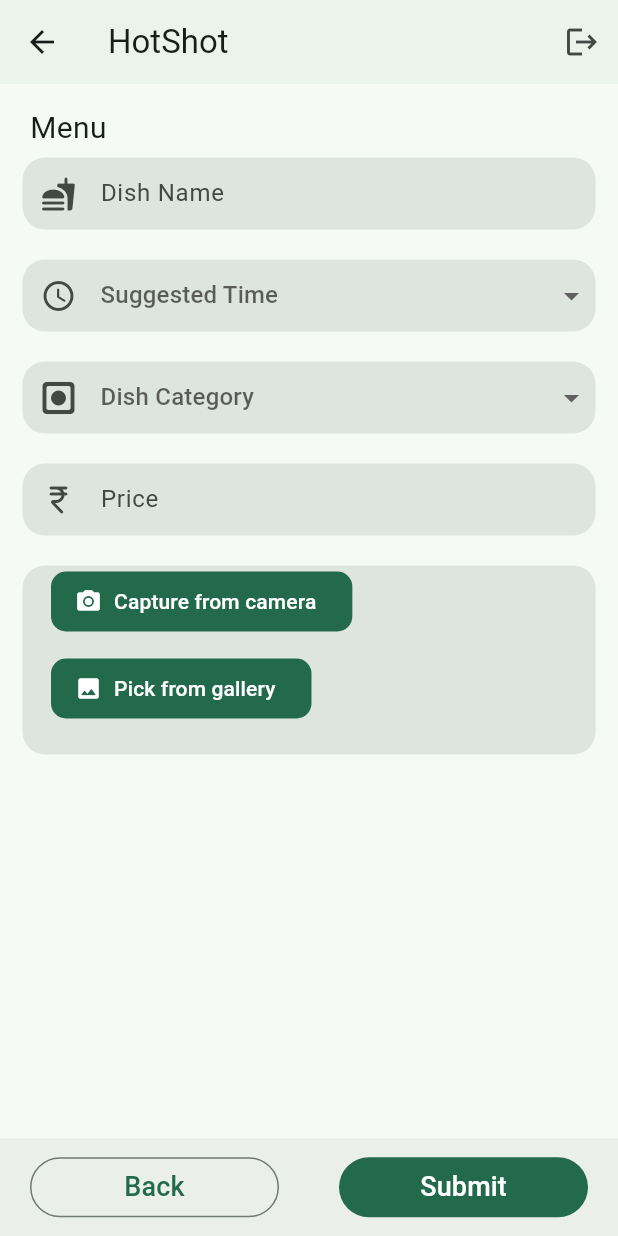
After one commit to ptayal76/hotshot, a Flutter app: the RestaurantFinalForm screen opened directly, on a phone screen of 412 x 824 dp. The commit adds this screen. Run offline on Flutter 3.47's test engine with Material 2 defaults, Android fonts, the phone set to English and light mode, and no system bars; our stand-ins replace anim_search_bar, badges, blurrycontainer, carousel_slider, countup, expandable and 11 more; missing offline and left inert: firebase_auth_oauth, mongo_dart, qr_code_scanner, razorpay_flutter; accounts and stored records are empty; network calls fail.

Commit message:
connected shopkeeper side to backend

```diff
--- a/App/lib/main.dart
+++ b/App/lib/main.dart
@@ -11,6 +11,8 @@ import 'package:hotshot/screens/shopkeeper_main_page.dart';
 import 'package:hotshot/screens/shopkeeper_verification_form.dart';
 import 'package:hotshot/screens/stat_shopkeeper_main_page.dart';
 import 'package:hotshot/screens/statshopkeeperhome.dart';
+import 'package:hotshot/screens/restaurant_final_form.dart';
+import 'package:hotshot/screens/shopkeeper_verification_form.dart';
 import 'package:hotshot/services/auth_service.dart';
 import 'package:hotshot/theme_provider.dart';
 import 'package:hotshot/wrapper.dart';
--- a/App/lib/model/shop_verification_info.dart
+++ b/App/lib/model/shop_verification_info.dart
@@ -6,6 +6,8 @@ class ShopVerificationInfo{
   String location;
   String locationCategory;
   String phoneNumber;
+  String keyId;
+  String secretKey;
 
   ShopVerificationInfo({
     required this.closeTime,
@@ -15,5 +17,7 @@ class ShopVerificationInfo{
     required this.location,
     required this.locationCategory,
     required this.phoneNumber,
+    required this.keyId,
+    required this.secretKey
   });
 }
--- a/App/lib/screens/authentication/shopkeeper/shopkeeper_sign_in.dart
+++ b/App/lib/screens/authentication/shopkeeper/shopkeeper_sign_in.dart
@@ -61,7 +61,7 @@ class _ShopkeeperSignInState extends State<ShopkeeperSignIn> {
                                 const Text(
                                   'Welcome to Hotshot! Your one stop solution to everything',
                                   textAlign: TextAlign.center,
-                                  style: TextStyle(fontSize: 15),
+                                  style: TextStyle(fontSize: 20),
                                 ),
                                 const SizedBox(
                                   height: 20,
--- a/App/lib/screens/authentication/shopkeeper/shopkeeper_wrapper.dart
+++ b/App/lib/screens/authentication/shopkeeper/shopkeeper_wrapper.dart
@@ -1,6 +1,7 @@
 import 'package:flutter/material.dart';
 import 'package:hotshot/model/my_user.dart';
 import 'package:hotshot/screens/authentication/shopkeeper/phone_verification.dart';
+import 'package:hotshot/screens/authentication/shopkeeper/shopkeeper_form_wrapper.dart';
 import 'package:hotshot/screens/authentication/shopkeeper/shopkeeper_sign_in.dart';
 import 'package:provider/provider.dart';
 
@@ -14,7 +15,7 @@ class ShopkeeperWrapper extends StatelessWidget {
     final user = Provider.of<MyUser?>(context);
 
     if (user != null) {
-      return const ShopkeeperVerificationForm();
+      return const ShopkeeperFormWrapper();
     } else {
       return const ShopkeeperSignIn();
     }
--- /dev/null
+++ b/App/lib/screens/restaurant_final_form.dart
@@ -0,0 +1,289 @@
+import 'package:flutter/material.dart';
+import 'package:hotshot/constants/constants.dart';
+import 'package:hotshot/services/google_auth.dart';
+import 'package:image_picker/image_picker.dart';
+import 'dart:io';
+
+class RestaurantFinalForm extends StatefulWidget {
+  const RestaurantFinalForm({super.key});
+
+  @override
+  State<RestaurantFinalForm> createState() => _RestaurantFinalFormState();
+}
+
+class _RestaurantFinalFormState extends State<RestaurantFinalForm> {
+
+  File? _image;
+
+  Future getImage1() async {
+    final image = await ImagePicker().pickImage(source: ImageSource.gallery);
+    if (image == null) {
+      return;
+    }
+    final imageTemp = File(image.path);
+    setState(() {
+      _image = imageTemp;
+    });
+  }
+
+  Future getImage2() async {
+    final image = await ImagePicker().pickImage(source: ImageSource.camera);
+    if (image == null) {
+      return;
+    }
+    final imageTemp = File(image.path);
+    setState(() {
+      _image = imageTemp;
+    });
+  }
+
+  final _formKey = GlobalKey<FormState>();
+
+
+  String dishName = '';
+  String? dishCategory;
+  String? suggestedTime;
+  String price = '';
+
+  List dishCategoryList = ['Veg', 'Non-Veg'];
+  List suggestedTimeList = ['Breakfast', 'Lunch', 'Dinner'];
+
+
+  @override
+  Widget build(BuildContext context) {
+    return Scaffold(
+      appBar: AppBar(
+        actions: [
+          IconButton(
+              onPressed: () async {
+                await GoogleAuthentication().googleLogout();
+              },
+              icon: const Icon(Icons.logout))
+        ],
+        elevation: 1,
+        title: const Text('HotShot'),
+      ),
+      bottomNavigationBar: NavigationBar(
+        elevation: 1,
+        height: 65,
+        destinations: [
+          Padding(
+            padding: const EdgeInsets.symmetric(horizontal: 20, vertical: 5),
+            child: OutlinedButton(
+                onPressed: () {
+                  Navigator.pop(context);
+                },
+                child: const Text(
+                  'Back',
+                  style: TextStyle(fontSize: 18),
+                )),
+          ),
+          Padding(
+            padding: const EdgeInsets.symmetric(horizontal: 20, vertical: 5),
+            child: FilledButton(
+                onPressed: () async {},
+                child: const Text(
+                  'Submit',
+                  style: TextStyle(fontSize: 18),
+                )),
+          ),
+        ],
+      ),
+      body: Padding(
+        padding: const EdgeInsets.fromLTRB(15, 15, 15, 2),
+        child: SingleChildScrollView(
+          child: Column(
+            mainAxisAlignment: MainAxisAlignment.spaceBetween,
+            children: [
+              Form(
+                key: _formKey,
+                child: Column(
+                  crossAxisAlignment: CrossAxisAlignment.start,
+                  children: [
+
+                    const Padding(
+                      padding: EdgeInsets.fromLTRB(5, 0, 0, 5),
+                      child: Text(
+                        'Menu',
+                        style: TextStyle(fontSize: 20),
+                      ),
+                    ),
+                    Padding(
+                      padding: const EdgeInsets.fromLTRB(0, 0, 0, 20),
+                      child: TextFormField(
+                        validator: (value) =>
+                            value == '' ? 'Field cannot be empty' : null,
+                        onChanged: (value) {
+                          setState(() {
+                            dishName = value;
+                          });
+                        },
+                        decoration: textInputDecoration.copyWith(
+                            hintText: 'Dish Name',
+                            prefixIcon: const Icon(Icons.fastfood_rounded)),
+                      ),
+                    ),
+                    Padding(
+                      padding: const EdgeInsets.fromLTRB(0, 0, 0, 20),
+                      child: InputDecorator(
+                        decoration: textInputDecoration.copyWith(
+                            prefixIcon: const Icon(Icons.access_time_rounded),
+                            contentPadding:
+                                const EdgeInsets.fromLTRB(15, 0, 0, 0)),
+                        child: DropdownButtonHideUnderline(
+                          child: DropdownButton<String>(
+                            isExpanded: true,
+                            onChanged: (value) {
+                              setState(() {
+                                suggestedTime = value;
+                              });
+                            },
+                            value: suggestedTime,
+                            hint: const Text('Suggested Time'),
+                            items: suggestedTimeList
+                                .map((shop) => DropdownMenuItem<String>(
+                                      value: shop,
+                                      child: Text(
+                                        shop,
+                                        style: const TextStyle(fontSize: 16),
+                                      ),
+                                    ))
+                                .toList(),
+                          ),
+                        ),
+                      ),
+                    ),
+                    Padding(
+                      padding: const EdgeInsets.fromLTRB(0, 0, 0, 20),
+                      child: InputDecorator(
+                        decoration: textInputDecoration.copyWith(
+                            prefixIcon: Stack(
+                              alignment: Alignment.center,
+                                children: const [
+                                  Icon(
+                                    Icons.crop_square_rounded,
+                                    // color: (menu[index].category == 'veg')
+                                    //     ? Colors.green
+                                    //     : Colors.red,
+                                    size: 32,
+                                  ),
+                                  Icon(Icons.circle,
+                                      // color: (menu[index].category == 'veg')
+                                      //     ? Colors.green
+                                      //     : Colors.red,
+                                      size: 12),
+                                ],
+                              ),
+                            contentPadding:
+                                const EdgeInsets.fromLTRB(15, 0, 0, 0)),
+                        child: DropdownButtonHideUnderline(
+                          child: DropdownButton<String>(
+                            isExpanded: true,
+                            onChanged: (value) {
+                              setState(() {
+                                dishCategory = value;
+                              });
+                            },
+                            value: dishCategory,
+                            hint: const Text('Dish Category'),
+                            items: dishCategoryList
+                                .map((shop) => DropdownMenuItem<String>(
+                                      value: shop,
+                                      child: Text(
+                                        shop,
+                                        style: const TextStyle(fontSize: 16),
+                                      ),
+                                    ))
+                                .toList(),
+                          ),
+                        ),
+                      ),
+                    ),
+                    Padding(
+                      padding: const EdgeInsets.fromLTRB(0, 0, 0, 20),
+                      child: TextFormField(
+                        validator: (value) =>
+                            value == '' ? 'Field cannot be empty' : null,
+                        onChanged: (value) {
+                          setState(() {
+                            price = value;
+                          });
+                        },
+                        decoration: textInputDecoration.copyWith(
+                            hintText: 'Price',
+                            prefixIcon: const Icon(Icons.currency_rupee_rounded)),
+                      ),
+                    ),
+                    Padding(
+                      padding: const EdgeInsets.fromLTRB(0, 0, 0, 20),
+                      child: InputDecorator(
+                        decoration: textInputDecoration,
+                        child: Flexible(
+                          child: Row(
+                            //crossAxisAlignment: CrossAxisAlignment.start,
+                            children: [
+                              // const Padding(
+                              //   padding: EdgeInsets.only(
+                              //       top: 10, left: 15, bottom: 12),
+                              //   child: Text(
+                              //     'Add dish image',
+                              //     style: TextStyle(fontSize: 25),
+                              //   ),
+                              // ),
+                              Padding(
+                                padding: const EdgeInsets.only(bottom: 20),
+                                child: SizedBox(
+                                  // width: double.maxFinite,
+                                  child: Column(
+                                    mainAxisAlignment: MainAxisAlignment.spaceEvenly,
+                                    crossAxisAlignment: CrossAxisAlignment.start,
+                                    children: [
+                                      FilledButton.icon(
+                                        onPressed: getImage2,
+                                        icon: const Icon(Icons.camera_alt),
+                                        label: const Text("Capture from camera"),
+                                        style: ElevatedButton.styleFrom(
+                                            //backgroundColor: Colors.green,
+                                            shape: RoundedRectangleBorder(
+                                                borderRadius: BorderRadius.circular(10))),
+                                      ),
+                                      const SizedBox(height: 10,),
+                                      FilledButton.icon(
+                                        onPressed: getImage1,
+                                        icon: const Icon(Icons.image_rounded),
+                                        label: const Text("Pick from gallery"),
+                                        style: ElevatedButton.styleFrom(
+                                            //backgroundColor: Colors.green,
+                                            shape: RoundedRectangleBorder(
+                                                borderRadius: BorderRadius.circular(10))),
+                                      ),
+                                    ],
+                                  ),
+                                ),
+                              ),
+                              Container(
+                                height: 100,
+                                decoration: BoxDecoration(
+
+                                  image: _image == null ? null : DecorationImage(image: FileImage(_image!))
+                                ),
+                                // child: (_image != null ? Padding(
+                                //   padding: const EdgeInsets.only(top: 16),
+                                //   child: Image.file(_image!),
+                                // ) : null),
+                              ),
+                            ],
+                          ),
+                        ),
+                      ),
+                    ),
+                  ],
+                ),
+              )
+            ],
+          ),
+        ),
+      ),
+    );
+  }
+}
--- a/App/lib/services/google_auth.dart
+++ b/App/lib/services/google_auth.dart
@@ -48,8 +48,10 @@ class GoogleAuthentication {
   Future<void> googleLogout() async {
     SharedPreferences prefs = await SharedPreferences.getInstance();
 
-    await prefs.clear();
     await GoogleSignIn().disconnect();
     FirebaseAuth.instance.signOut();
+
+    await prefs.remove('token');
+    await prefs.remove('isCustomer');
   }
 }
--- a/App/lib/services/user_service.dart
+++ b/App/lib/services/user_service.dart
@@ -29,7 +29,7 @@ class UserServ {
 
     SharedPreferences prefs = await SharedPreferences.getInstance();
 
-    prefs.setString('token', tkn!);
+    await prefs.setString('token', tkn!);
 
     print('TOKEN = $tkn');
 
--- a/App/lib/wrapper.dart
+++ b/App/lib/wrapper.dart
@@ -4,6 +4,7 @@ import 'package:hotshot/model/my_user.dart';
 import 'package:hotshot/screens/authentication/customer/customer_wrapper.dart';
 import 'package:hotshot/screens/authentication/shopkeeper/shopkeeper_wrapper.dart';
 import 'package:hotshot/screens/home.dart';
+import 'package:hotshot/services/shared_prefs.dart';
 import 'package:provider/provider.dart';
 import 'package:shared_preferences/shared_preferences.dart';
 
@@ -18,7 +19,7 @@ class _WrapperState extends State<Wrapper> {
   bool? isCustomer;
 
   void setIsCustomer() async {
-    bool? b = (await SharedPreferences.getInstance()).getBool('isCustomer');
+    bool? b = await SharedPrefs().getIsCostumer();
 
     setState(() {
       isCustomer = b;
```
Also changed, not shown: App/lib/screens/authentication/customer/customer_sign_in.dart (+24 -24 lines), App/lib/screens/authentication/shopkeeper/shopkeeper_form_wrapper.dart (added, +98 -0 lines), App/lib/screens/shopkeeper_final_form.dart (deleted, +0 -56 lines), App/lib/screens/shopkeeper_verification_form.dart (+56 -8 lines), App/lib/screens/shopkeeperhome.dart (+16 -10 lines), App/lib/services/restaurantServ.dart (+15 -3 lines), App/lib/services/shared_prefs.dart (+21 -0 lines), 1 other file.
